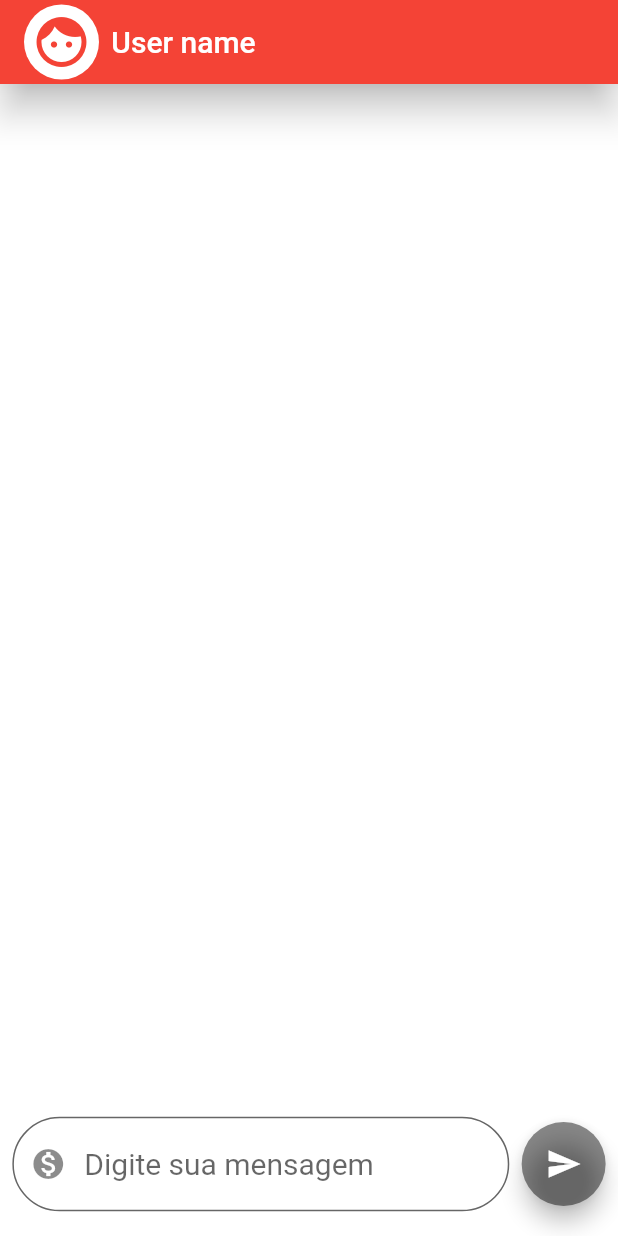
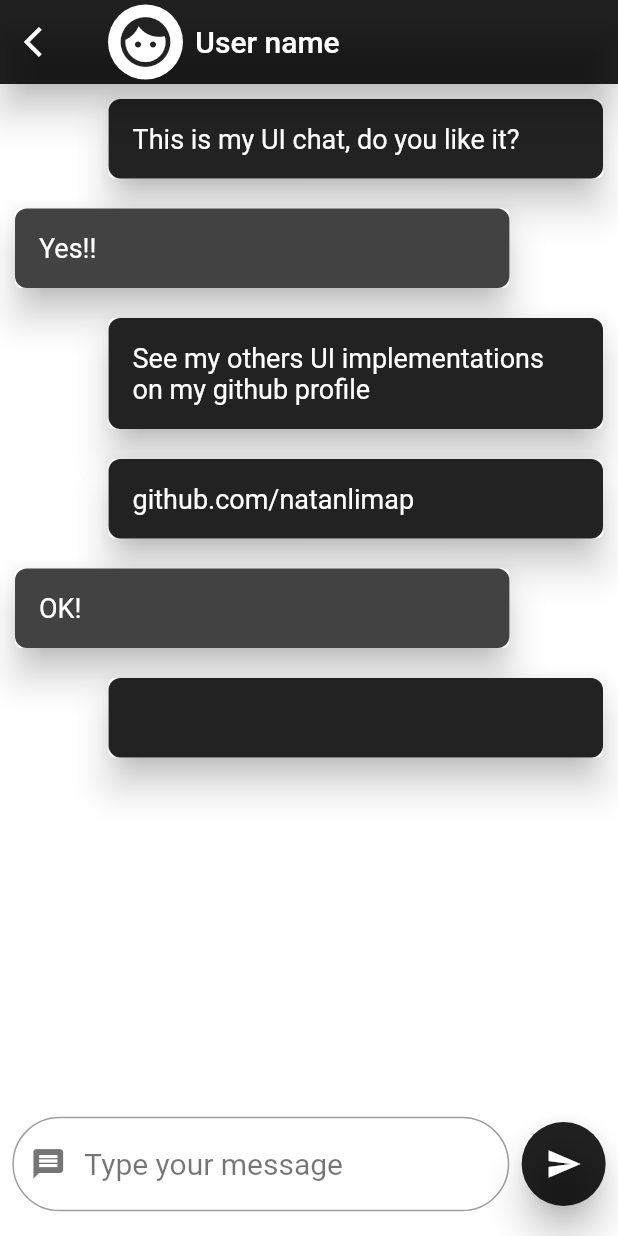
Before and after one commit to Natanlimap/UI-chat, a Flutter app: the screen it shows after launch, after a tap on the "send" icon, on a phone screen of 412 x 824 dp. Run offline on Flutter 3.47's test engine with Material 2 defaults, Android fonts, the phone set to English and light mode, and no system bars.

Commit message:
UI chat finished

```diff
--- a/lib/main.dart
+++ b/lib/main.dart
@@ -9,7 +9,7 @@ class MyApp extends StatelessWidget {
   @override
   Widget build(BuildContext context) {
     return MaterialApp(
-      title: 'Flutter Demo',
+      title: 'UI CHAT',
       theme: ThemeData(
         // This is the theme of your application.
         //
@@ -60,131 +60,158 @@ class _ChatPageState extends State<ChatPage> {
 
     _listener(){ //function that will add the data on the screen and if necessary scroll the page
       final stream = messagesList;
-      stream.forEach((dados){
+      stream.forEach((dados){ //parssing data for stremcontroller
         _streamController.add( dados );
       });
-      Timer(Duration(seconds: 1), (){
+      Timer(Duration(seconds: 1), (){ //wait 1 second and scroll to the end of the list view
         scrollController.jumpTo(scrollController.position.maxScrollExtent);
       });
     }
-    _listener();
-    var messagesWidget = //a var that contains the messages widgets
-        Expanded(child:
-          StreamBuilder<MessageClass>( //A stream builder for simultaneous addition of data as widget
+    _listener(); //calling listener
+
+    Widget messagesWidget () { //contains the messages widgets
+      return new Expanded(child:
+        new StreamBuilder<
+          MessageClass>( //A stream builder for simultaneous addition of data as widget
           stream: _streamController.stream,
           builder: (context, snapshot) {
-                if(snapshot.hasData){ //check if stream ref exists
+            if (snapshot.hasData) { //check if stream ref exists
               print(snapshot.hasData); //checking if this ref has data
-                  switch (snapshot.connectionState) { //checking the state of snapshot by stream addition
+              switch (snapshot
+                  .connectionState) { //checking the state of snapshot by stream addition
                 case ConnectionState.none:
                 case ConnectionState.waiting:
-                      return Center(child: CircularProgressIndicator(),); //Loading widget
+                  return new Center(
+                    child: new CircularProgressIndicator(),); //Loading widget
                 case ConnectionState.active:
                 case ConnectionState.done:
-                    return ListView.builder( //A listView with the messages
+                  return new ListView.builder( //A listView with the messages
                       controller: scrollController, //ScrollController for the current position of list view
-                          itemCount: messagesList.length, //Getting the list lenght
+                      itemCount: messagesList.length,  //Getting the list lenght
                       itemBuilder: (context, index) {
                         Alignment _textAlign; //text alignment(me / you)
                         Color _color; //text color
                         if (messagesList[index].whosent == "me") { //checking who sent the message
                           _textAlign = Alignment.centerRight; //aligning message if i sent
-                              _color = Colors.red[300]; //changing the color
+                          _color = Colors.black87; //changing the color
                         } else {
-                              _color = Colors.black26; //aligning message if other sent
-                              _textAlign = Alignment.centerLeft; //changing the color
+                          _color =
+                              Colors.grey[800]; //aligning message if other sent
+                          _textAlign =
+                              Alignment.centerLeft; //changing the color
                         }
-                            return Align(
+                        return new Align(
                           alignment: _textAlign,
-                              child: Padding(
-                                padding: EdgeInsets.all(6),
-                                child: Container( //message container
+                          child: new Padding(
+                            padding: new EdgeInsets.all(6),
+                            child: new Card(
+                              elevation: 10,
+                                child: new Container( //message container
                                 width: width * 0.8,
-                                  padding: EdgeInsets.all(16),
-                                  decoration: BoxDecoration( //putting the decoration
+                                padding: new EdgeInsets.all(16),
+                                decoration: new BoxDecoration( //putting the decoration
                                     color: _color,
-                                      borderRadius: BorderRadius.all( //rounding the container
-                                          Radius.circular(8))),
-                                  child: Text( //message content
+                                    borderRadius: new BorderRadius
+                                        .all( //rounding the container
+                                        new Radius.circular(8))),
+                                child: new Text( //message content
                                   messagesList[index].message,
-                                    style: TextStyle(fontSize: 18),
+                                  style: new TextStyle(fontSize: 18, color: Colors.white),
                                 ),
                               ),
+                            )
                           ),
                         );
                       }
                   );
               }
-                      }else{
-                        return Container(); //if doesnt has data
+            } else {
+              return new Container(); //if doesnt has data return a white container
             }
           }
       )
       );
+    }
+    addMessage(){ //function that send message to list
+      messagesList.add(MessageClass(_controllerMessage.text, "me")); //implement here a method to send to your database instead the list
+      _controllerMessage.clear();
+      _listener();
+    }
 
 
-    var caixaDeMensage = Container(
-      child: Row(
+    Widget bottomWidget() { //widget with message formfield and sent buttom
+      return new Container(
+        child: new Row(
           children: <Widget>[
-          Padding(
-            padding: EdgeInsets.only(left: width * 0.02),
+            new Padding(
+              padding: new EdgeInsets.only(left: width * 0.02),
             ),
-          Expanded(
-            child: TextField(
-              autofocus: false,
+            new Expanded(
+              child: new TextField( //Text form field where user will put the message
+                autofocus: false, //dont initiliaze the page with this form pressed
                 keyboardType: TextInputType.text,
-              controller: _controllerMessage,
-              style: TextStyle(fontSize: 20),
-              decoration: InputDecoration(
-                  hintText: "Digite sua mensagem",
-                  prefixIcon: Icon(
-                    Icons.monetization_on,
-                    color: Colors.black45,
+                controller: _controllerMessage, //controller
+                style: new TextStyle(fontSize: 20),
+                decoration: new InputDecoration( //form decoration
+                    hintText: "Type your message", hintStyle: new TextStyle(color: Colors.black54),
+                    prefixIcon: new Icon( //icon before the hint message
+                      Icons.message,
+                      color: Colors.black54,
                     ),
-                  filled: true,
-                  hoverColor: Colors.black45,
-                  fillColor: Colors.white,
-                  focusColor: Colors.black45,
-                  focusedBorder: OutlineInputBorder(
-                    borderSide: BorderSide(color: Colors.black45),
-                    borderRadius: BorderRadius.circular(100),
+                    hoverColor: Colors.black87,
+                    focusColor: Colors.black87,
+                    focusedBorder: new OutlineInputBorder(
+                      borderSide: new BorderSide(color: Colors.black87),
+                      borderRadius: new BorderRadius.circular(100), //rounding corners
                     ),
-                  border: OutlineInputBorder(
-                    borderRadius: BorderRadius.circular(100),
+                    border: new OutlineInputBorder(
+                      borderRadius:  new BorderRadius.circular(100), //rounding corners
                     )),
               ),
             ),
-          Padding(
-            padding: EdgeInsets.only(left: width * 0.02),
+            new Padding(
+              padding: new EdgeInsets.only(left: width * 0.02),
             ),
-          FloatingActionButton(
-            backgroundColor: Colors.black45,
-            child: Icon(Icons.send),
-            onPressed: (){},
+            new FloatingActionButton( //button to sent the message
+              elevation: 10,
+              backgroundColor: Colors.black87,
+              child: new Icon(Icons.send),
+              onPressed: () {
+                addMessage();
+              },
             ),
-          Padding(
-            padding: EdgeInsets.only(left: width * 0.02),
+            new Padding(
+              padding: new EdgeInsets.only(left: width * 0.02),
             ),
           ],
         ),
       );
-    return Scaffold(
-        appBar: AppBar(
+    }
+    return new Scaffold( //page's body
+        appBar: new AppBar( //appbar app
           elevation: 10,
-          title: Row(
+          leading: GestureDetector(
+            child: Icon(Icons.arrow_back_ios),
+            onTap: (){
+              //navigator pop
+            },
+          ),
+          title: new Row( //user name and photo
             children: <Widget>[
-              CircleAvatar(backgroundColor: Colors.white,child: Icon(Icons.face, size: 40, color: Colors.red,), radius: 25,),
-              Padding(padding: EdgeInsets.only(left: width*0.02)),Text("User name", style: TextStyle(fontSize: 20),)],),
-          backgroundColor: Colors.red,
+              new CircleAvatar(backgroundColor: Colors.white,child: new Icon(Icons.face, size: 40, color: Colors.black87,), radius: 25,),
+              new Padding(padding: EdgeInsets.only(left: width*0.02)), new Text("User name", style: new TextStyle(fontSize: 20),)
+            ],
           ),
-        body: Container(
+          backgroundColor: Colors.black87,
+        ),
+        body: new Container( //body content
             color: Colors.white,
-          child: SafeArea(
-            child: Column(
+          child: new SafeArea( //to protect ios phones with uncompleted widgets
+            child: new Column(
               children: <Widget>[
-                messagesWidget,
-                caixaDeMensage,
-                Padding(padding: EdgeInsets.only(bottom: height * 0.02))
+                messagesWidget(),
+                bottomWidget(),
+                new Padding(padding: new EdgeInsets.only(bottom: height * 0.02))
               ],
             ),
           ),
```
Also changed, not shown: 2 other files. Lines whose indentation alone changed are shown as unchanged.
